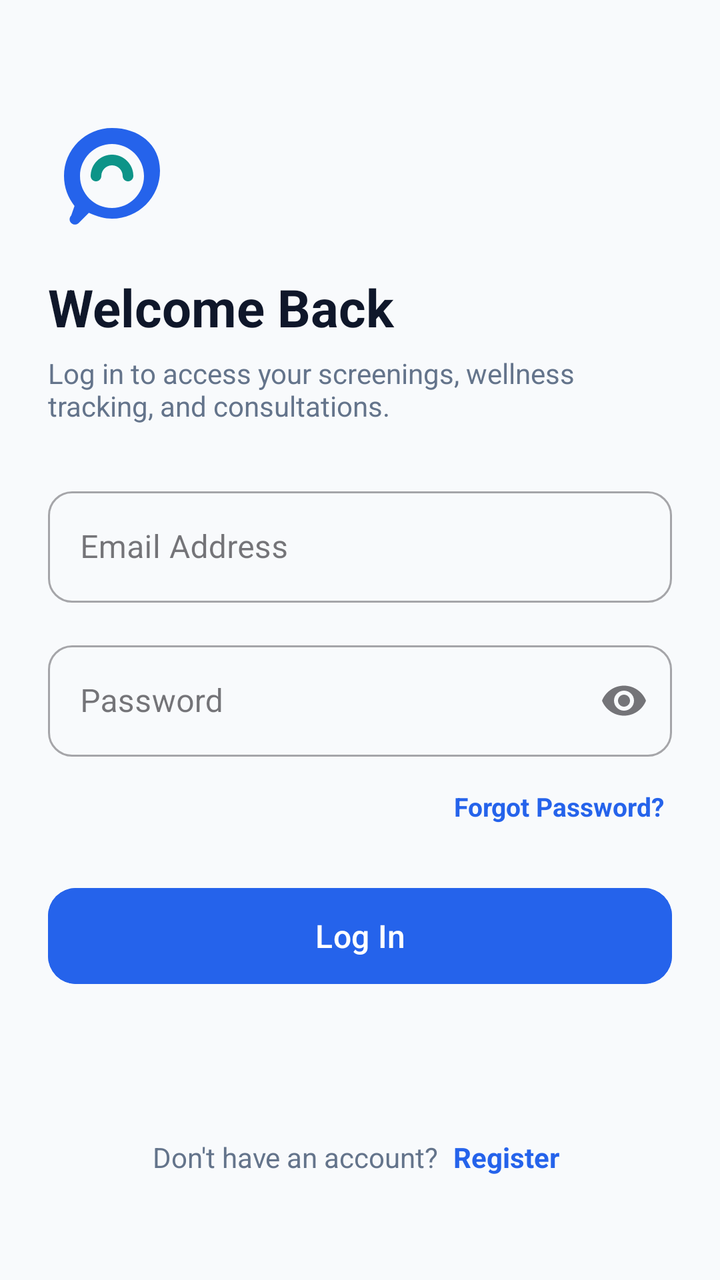
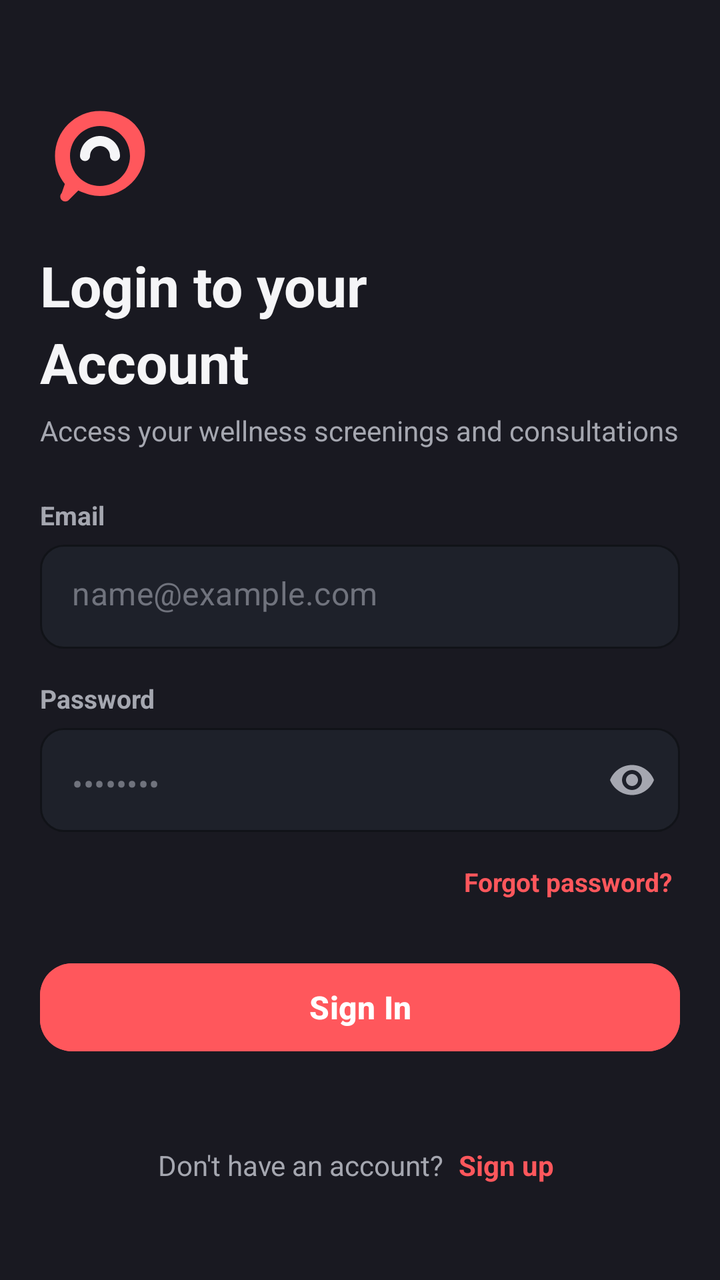

Before-and-after screenshots of an Android layout around one commit, followed by the original layout XML and the change that was made.
<!-- AndroidManifest.xml: application theme Theme.MindGuardAI -->
<!-- res/layout/fragment_login.xml -->
<?xml version="1.0" encoding="utf-8"?>
<ScrollView
    xmlns:android="http://schemas.android.com/apk/res/android"
    xmlns:app="http://schemas.android.com/apk/res-auto"
    android:layout_width="match_parent"
    android:layout_height="match_parent"
    android:fillViewport="true"
    android:background="@color/background_light">

    <androidx.constraintlayout.widget.ConstraintLayout
        android:layout_width="match_parent"
        android:layout_height="wrap_content"
        android:padding="24dp">

        <ImageView
            android:id="@+id/ivLoginLogo"
            android:layout_width="64dp"
            android:layout_height="64dp"
            android:layout_marginTop="32dp"
            android:src="@drawable/ic_mindguard_brain"
            app:layout_constraintStart_toStartOf="parent"
            app:layout_constraintTop_toTopOf="parent" />

        <TextView
            android:id="@+id/tvWelcomeTitle"
            android:layout_width="0dp"
            android:layout_height="wrap_content"
            android:layout_marginTop="16dp"
            android:text="Welcome Back"
            android:textColor="@color/text_primary"
            android:textSize="26sp"
            android:textStyle="bold"
            app:layout_constraintEnd_toEndOf="parent"
            app:layout_constraintStart_toStartOf="parent"
            app:layout_constraintTop_toBottomOf="@+id/ivLoginLogo" />

        <TextView
            android:id="@+id/tvWelcomeSubtitle"
            android:layout_width="0dp"
            android:layout_height="wrap_content"
            android:layout_marginTop="6dp"
            android:text="Log in to access your screenings, wellness tracking, and consultations."
            android:textColor="@color/text_secondary"
            android:textSize="14sp"
            app:layout_constraintEnd_toEndOf="parent"
            app:layout_constraintStart_toStartOf="parent"
            app:layout_constraintTop_toBottomOf="@+id/tvWelcomeTitle" />

        
        <com.google.android.material.textfield.TextInputLayout
            android:id="@+id/tilEmail"
            style="@style/Widget.MaterialComponents.TextInputLayout.OutlinedBox"
            android:layout_width="match_parent"
            android:layout_height="wrap_content"
            android:layout_marginTop="28dp"
            android:hint="Email Address"
            app:boxCornerRadiusBottomEnd="12dp"
            app:boxCornerRadiusBottomStart="12dp"
            app:boxCornerRadiusTopEnd="12dp"
            app:boxCornerRadiusTopStart="12dp"
            app:layout_constraintTop_toBottomOf="@+id/tvWelcomeSubtitle">

            <com.google.android.material.textfield.TextInputEditText
                android:id="@+id/etEmail"
                android:layout_width="match_parent"
                android:layout_height="wrap_content"
                android:inputType="textEmailAddress"
                android:textColor="@color/text_primary" />
        </com.google.android.material.textfield.TextInputLayout>

        
        <com.google.android.material.textfield.TextInputLayout
            android:id="@+id/tilPassword"
            style="@style/Widget.MaterialComponents.TextInputLayout.OutlinedBox"
            android:layout_width="match_parent"
            android:layout_height="wrap_content"
            android:layout_marginTop="16dp"
            android:hint="Password"
            app:endIconMode="password_toggle"
            app:boxCornerRadiusBottomEnd="12dp"
            app:boxCornerRadiusBottomStart="12dp"
            app:boxCornerRadiusTopEnd="12dp"
            app:boxCornerRadiusTopStart="12dp"
            app:layout_constraintTop_toBottomOf="@+id/tilEmail">

            <com.google.android.material.textfield.TextInputEditText
                android:id="@+id/etPassword"
                android:layout_width="match_parent"
                android:layout_height="wrap_content"
                android:inputType="textPassword"
                android:textColor="@color/text_primary" />
        </com.google.android.material.textfield.TextInputLayout>

        <TextView
            android:id="@+id/btnForgotPassword"
            android:layout_width="wrap_content"
            android:layout_height="wrap_content"
            android:layout_marginTop="12dp"
            android:text="Forgot Password?"
            android:textColor="@color/primary"
            android:textSize="13sp"
            android:textStyle="bold"
            android:padding="4dp"
            app:layout_constraintEnd_toEndOf="parent"
            app:layout_constraintTop_toBottomOf="@+id/tilPassword" />

        <ProgressBar
            android:id="@+id/loginProgress"
            android:layout_width="wrap_content"
            android:layout_height="wrap_content"
            android:visibility="gone"
            app:layout_constraintBottom_toTopOf="@+id/btnLogin"
            app:layout_constraintEnd_toEndOf="parent"
            app:layout_constraintStart_toStartOf="parent"
            app:layout_constraintTop_toBottomOf="@+id/btnForgotPassword" />

        <com.google.android.material.button.MaterialButton
            android:id="@+id/btnLogin"
            android:layout_width="match_parent"
            android:layout_height="56dp"
            android:layout_marginTop="24dp"
            android:text="Log In"
            android:textAllCaps="false"
            android:textSize="16sp"
            app:cornerRadius="14dp"
            android:backgroundTint="@color/primary"
            app:layout_constraintTop_toBottomOf="@+id/btnForgotPassword" />

        <LinearLayout
            android:layout_width="wrap_content"
            android:layout_height="wrap_content"
            android:layout_marginTop="24dp"
            android:layout_marginBottom="24dp"
            android:orientation="horizontal"
            app:layout_constraintBottom_toBottomOf="parent"
            app:layout_constraintEnd_toEndOf="parent"
            app:layout_constraintStart_toStartOf="parent"
            app:layout_constraintTop_toBottomOf="@+id/btnLogin"
            app:layout_constraintVertical_bias="1.0">

            <TextView
                android:layout_width="wrap_content"
                android:layout_height="wrap_content"
                android:text="Don't have an account? "
                android:textColor="@color/text_secondary"
                android:textSize="14sp" />

            <TextView
                android:id="@+id/btnGoToRegister"
                android:layout_width="wrap_content"
                android:layout_height="wrap_content"
                android:text="Register"
                android:textColor="@color/primary"
                android:textSize="14sp"
                android:textStyle="bold"
                android:padding="4dp" />
        </LinearLayout>

    </androidx.constraintlayout.widget.ConstraintLayout>
</ScrollView>
<!-- resources referenced by this layout -->
<resources>
  <color name="background_light">#F8FAFC</color>
  <color name="primary">#2563EB</color>
  <color name="text_primary">#0F172A</color>
  <color name="text_secondary">#64748B</color>
  <!-- drawable ic_mindguard_brain (drawable) -->
  <vector xmlns:android="http://schemas.android.com/apk/res/android"
      android:width="48dp"
      android:height="48dp"
      android:viewportWidth="24"
      android:viewportHeight="24">
    <path
        android:fillColor="#2563EB"
        android:pathData="M12,3c-4.97,0 -9,4.03 -9,9c0,2.12 0.74,4.07 1.97,5.61L4.35,19.4c-0.39,0.39 -0.39,1.02 0,1.41c0.39,0.39 1.02,0.39 1.41,0l1.9,-1.9C9.28,19.64 10.59,20 12,20c4.97,0 9,-4.03 9,-9S16.97,3 12,3zM12,18c-3.31,0 -6,-2.69 -6,-6s2.69,-6 6,-6s6,2.69 6,6S15.31,18 12,18z"/>
    <path
        android:fillColor="#0D9488"
        android:pathData="M12,8c-2.21,0 -4,1.79 -4,4c0,0.55 0.45,1 1,1s1,-0.45 1,-1c0,-1.1 0.9,-2 2,-2s2,0.9 2,2c0,0.55 0.45,1 1,1s1,-0.45 1,-1C16,9.79 14.21,8 12,8z"/>
  </vector>
  <style name="Theme.MindGuardAI" parent="Theme.Material3.DayNight.NoActionBar">
          
          <item name="colorPrimary">@color/primary</item>
          <item name="colorOnPrimary">@color/surface_light</item>
          
          <item name="colorSecondary">@color/accent</item>
          <item name="android:statusBarColor">@color/primary_dark</item>
      </style>
  <color name="surface_light">#FFFFFF</color>
  <color name="accent">#0D9488</color>
  <color name="primary_dark">#1E293B</color>
</resources>

<!-- the commit's change to res/layout/fragment_login.xml (unified diff, before → after) -->
@@ -10,13 +10,13 @@
     <androidx.constraintlayout.widget.ConstraintLayout
         android:layout_width="match_parent"
         android:layout_height="wrap_content"
-        android:padding="24dp">
+        android:padding="20dp">
 
         <ImageView
             android:id="@+id/ivLoginLogo"
-            android:layout_width="64dp"
-            android:layout_height="64dp"
-            android:layout_marginTop="32dp"
+            android:layout_width="60dp"
+            android:layout_height="60dp"
+            android:layout_marginTop="28dp"
             android:src="@drawable/ic_mindguard_brain"
             app:layout_constraintStart_toStartOf="parent"
             app:layout_constraintTop_toTopOf="parent" />
@@ -26,10 +26,11 @@
             android:layout_width="0dp"
             android:layout_height="wrap_content"
             android:layout_marginTop="16dp"
-            android:text="Welcome Back"
+            android:text="Login to your\nAccount"
             android:textColor="@color/text_primary"
-            android:textSize="26sp"
+            android:textSize="28sp"
             android:textStyle="bold"
+            android:lineSpacingMultiplier="1.15"
             app:layout_constraintEnd_toEndOf="parent"
             app:layout_constraintStart_toStartOf="parent"
             app:layout_constraintTop_toBottomOf="@+id/ivLoginLogo" />
@@ -39,7 +40,7 @@
             android:layout_width="0dp"
             android:layout_height="wrap_content"
             android:layout_marginTop="6dp"
-            android:text="Log in to access your screenings, wellness tracking, and consultations."
+            android:text="Access your wellness screenings and consultations"
             android:textColor="@color/text_secondary"
             android:textSize="14sp"
             app:layout_constraintEnd_toEndOf="parent"
@@ -47,46 +48,79 @@
             app:layout_constraintTop_toBottomOf="@+id/tvWelcomeTitle" />
 
         
+        <TextView
+            android:id="@+id/lblEmail"
+            android:layout_width="wrap_content"
+            android:layout_height="wrap_content"
+            android:layout_marginTop="24dp"
+            android:text="Email"
+            android:textColor="@color/text_secondary"
+            android:textSize="13sp"
+            android:textStyle="bold"
+            app:layout_constraintStart_toStartOf="parent"
+            app:layout_constraintTop_toBottomOf="@+id/tvWelcomeSubtitle" />
+
         <com.google.android.material.textfield.TextInputLayout
             android:id="@+id/tilEmail"
             style="@style/Widget.MaterialComponents.TextInputLayout.OutlinedBox"
             android:layout_width="match_parent"
             android:layout_height="wrap_content"
-            android:layout_marginTop="28dp"
-            android:hint="Email Address"
+            android:layout_marginTop="6dp"
+            app:hintEnabled="false"
+            app:boxBackgroundColor="@color/surface_light"
+            app:boxStrokeColor="@color/card_border"
             app:boxCornerRadiusBottomEnd="12dp"
             app:boxCornerRadiusBottomStart="12dp"
             app:boxCornerRadiusTopEnd="12dp"
             app:boxCornerRadiusTopStart="12dp"
-            app:layout_constraintTop_toBottomOf="@+id/tvWelcomeSubtitle">
+            app:layout_constraintTop_toBottomOf="@+id/lblEmail">
 
             <com.google.android.material.textfield.TextInputEditText
                 android:id="@+id/etEmail"
                 android:layout_width="match_parent"
-                android:layout_height="wrap_content"
+                android:layout_height="52dp"
+                android:hint="name@example.com"
+                android:textColorHint="@color/text_muted"
                 android:inputType="textEmailAddress"
                 android:textColor="@color/text_primary" />
         </com.google.android.material.textfield.TextInputLayout>
 
         
+        <TextView
+            android:id="@+id/lblPassword"
+            android:layout_width="wrap_content"
+            android:layout_height="wrap_content"
+            android:layout_marginTop="16dp"
+            android:text="Password"
+            android:textColor="@color/text_secondary"
+            android:textSize="13sp"
+            android:textStyle="bold"
+            app:layout_constraintStart_toStartOf="parent"
+            app:layout_constraintTop_toBottomOf="@+id/tilEmail" />
+
         <com.google.android.material.textfield.TextInputLayout
             android:id="@+id/tilPassword"
             style="@style/Widget.MaterialComponents.TextInputLayout.OutlinedBox"
             android:layout_width="match_parent"
             android:layout_height="wrap_content"
-            android:layout_marginTop="16dp"
-            android:hint="Password"
+            android:layout_marginTop="6dp"
+            app:hintEnabled="false"
             app:endIconMode="password_toggle"
+            app:endIconTint="@color/text_secondary"
+            app:boxBackgroundColor="@color/surface_light"
+            app:boxStrokeColor="@color/card_border"
             app:boxCornerRadiusBottomEnd="12dp"
             app:boxCornerRadiusBottomStart="12dp"
             app:boxCornerRadiusTopEnd="12dp"
             app:boxCornerRadiusTopStart="12dp"
-            app:layout_constraintTop_toBottomOf="@+id/tilEmail">
+            app:layout_constraintTop_toBottomOf="@+id/lblPassword">
 
             <com.google.android.material.textfield.TextInputEditText
                 android:id="@+id/etPassword"
                 android:layout_width="match_parent"
-                android:layout_height="wrap_content"
+                android:layout_height="52dp"
+                android:hint="••••••••"
+                android:textColorHint="@color/text_muted"
                 android:inputType="textPassword"
                 android:textColor="@color/text_primary" />
         </com.google.android.material.textfield.TextInputLayout>
@@ -96,7 +130,7 @@
             android:layout_width="wrap_content"
             android:layout_height="wrap_content"
             android:layout_marginTop="12dp"
-            android:text="Forgot Password?"
+            android:text="Forgot password?"
             android:textColor="@color/primary"
             android:textSize="13sp"
             android:textStyle="bold"
@@ -108,6 +142,7 @@
             android:id="@+id/loginProgress"
             android:layout_width="wrap_content"
             android:layout_height="wrap_content"
+            android:indeterminateTint="@color/primary"
             android:visibility="gone"
             app:layout_constraintBottom_toTopOf="@+id/btnLogin"
             app:layout_constraintEnd_toEndOf="parent"
@@ -117,12 +152,14 @@
         <com.google.android.material.button.MaterialButton
             android:id="@+id/btnLogin"
             android:layout_width="match_parent"
-            android:layout_height="56dp"
+            android:layout_height="52dp"
             android:layout_marginTop="24dp"
-            android:text="Log In"
+            android:text="Sign In"
             android:textAllCaps="false"
+            android:textColor="@color/text_white"
             android:textSize="16sp"
-            app:cornerRadius="14dp"
+            android:textStyle="bold"
+            app:cornerRadius="16dp"
             android:backgroundTint="@color/primary"
             app:layout_constraintTop_toBottomOf="@+id/btnForgotPassword" />
 
@@ -149,7 +186,7 @@
                 android:id="@+id/btnGoToRegister"
                 android:layout_width="wrap_content"
                 android:layout_height="wrap_content"
-                android:text="Register"
+                android:text="Sign up"
                 android:textColor="@color/primary"
                 android:textSize="14sp"
                 android:textStyle="bold"
<!-- resource entries referenced after the edit -->
@@ -1,9 +1,11 @@
 <!-- resources referenced by this layout -->
 <resources>
-  <color name="background_light">#F8FAFC</color>
-  <color name="primary">#2563EB</color>
-  <color name="text_primary">#0F172A</color>
-  <color name="text_secondary">#64748B</color>
+  <color name="background_light">#191921</color>
+  <color name="card_border">#35383F</color>
+  <color name="primary">#FF575C</color>
+  <color name="text_primary">#F5F5F7</color>
+  <color name="text_secondary">#A5A7B0</color>
+  <color name="text_white">#FFFFFF</color>
   <!-- drawable ic_mindguard_brain (drawable) -->
   <vector xmlns:android="http://schemas.android.com/apk/res/android"
       android:width="48dp"
@@ -11,22 +13,36 @@
       android:viewportWidth="24"
       android:viewportHeight="24">
     <path
-        android:fillColor="#2563EB"
+        android:fillColor="#FF575C"
         android:pathData="M12,3c-4.97,0 -9,4.03 -9,9c0,2.12 0.74,4.07 1.97,5.61L4.35,19.4c-0.39,0.39 -0.39,1.02 0,1.41c0.39,0.39 1.02,0.39 1.41,0l1.9,-1.9C9.28,19.64 10.59,20 12,20c4.97,0 9,-4.03 9,-9S16.97,3 12,3zM12,18c-3.31,0 -6,-2.69 -6,-6s2.69,-6 6,-6s6,2.69 6,6S15.31,18 12,18z"/>
     <path
-        android:fillColor="#0D9488"
+        android:fillColor="#F5F5F7"
         android:pathData="M12,8c-2.21,0 -4,1.79 -4,4c0,0.55 0.45,1 1,1s1,-0.45 1,-1c0,-1.1 0.9,-2 2,-2s2,0.9 2,2c0,0.55 0.45,1 1,1s1,-0.45 1,-1C16,9.79 14.21,8 12,8z"/>
   </vector>
-  <style name="Theme.MindGuardAI" parent="Theme.Material3.DayNight.NoActionBar">
+  <style name="Theme.MindGuardAI" parent="Theme.Material3.Dark.NoActionBar">
           
           <item name="colorPrimary">@color/primary</item>
-          <item name="colorOnPrimary">@color/surface_light</item>
+          <item name="colorOnPrimary">@color/text_white</item>
+          <item name="colorPrimaryContainer">@color/primary_container</item>
+          <item name="colorOnPrimaryContainer">@color/primary_soft</item>
+  
           
-          <item name="colorSecondary">@color/accent</item>
-          <item name="android:statusBarColor">@color/primary_dark</item>
+          <item name="android:colorBackground">@color/background_light</item>
+          <item name="colorSurface">@color/surface_light</item>
+          <item name="colorSurfaceVariant">@color/surface_2</item>
+          <item name="colorOnSurface">@color/text_primary</item>
+          <item name="colorOnSurfaceVariant">@color/text_secondary</item>
+  
+          
+          <item name="android:statusBarColor">@color/background_light</item>
+          <item name="android:navigationBarColor">@color/background_light</item>
+          <item name="android:windowLightStatusBar">false</item>
+          <item name="android:windowLightNavigationBar">false</item>
       </style>
-  <color name="surface_light">#FFFFFF</color>
-  <color name="accent">#0D9488</color>
-  <color name="primary_dark">#1E293B</color>
+  <color name="primary_container">#2C1F24</color>
+  <color name="primary_soft">#FF777B</color>
+  <color name="surface_2">#242732</color>
+  <color name="surface_light">#1E212A</color>
+  <color name="text_muted">#70737D</color>
 </resources>
 
